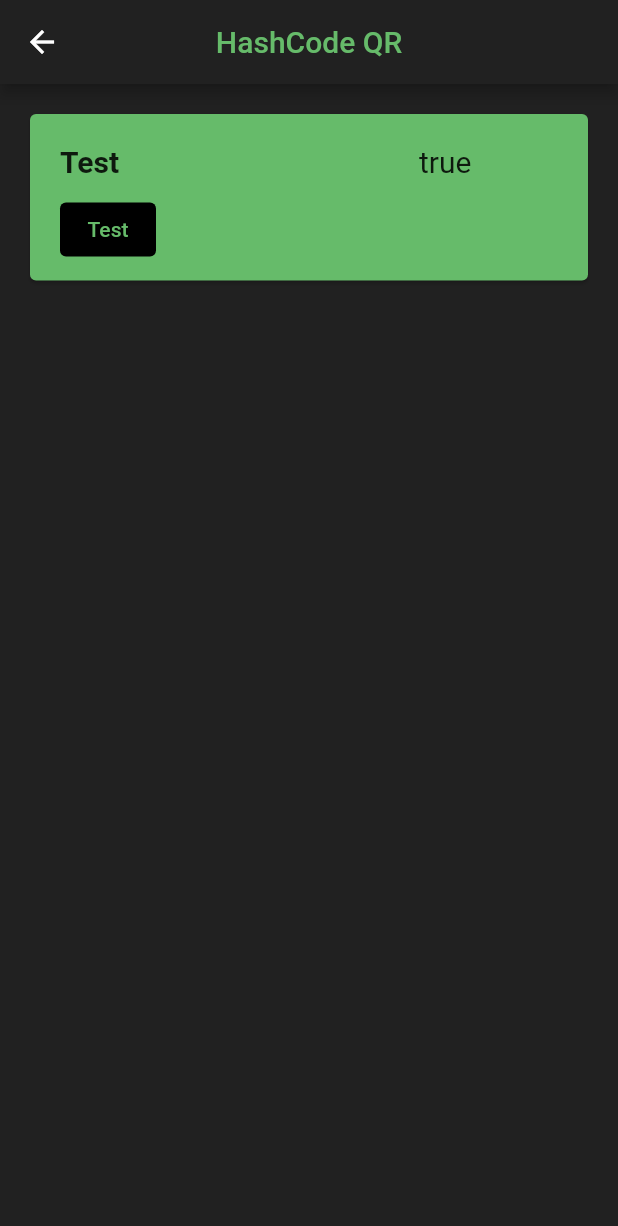
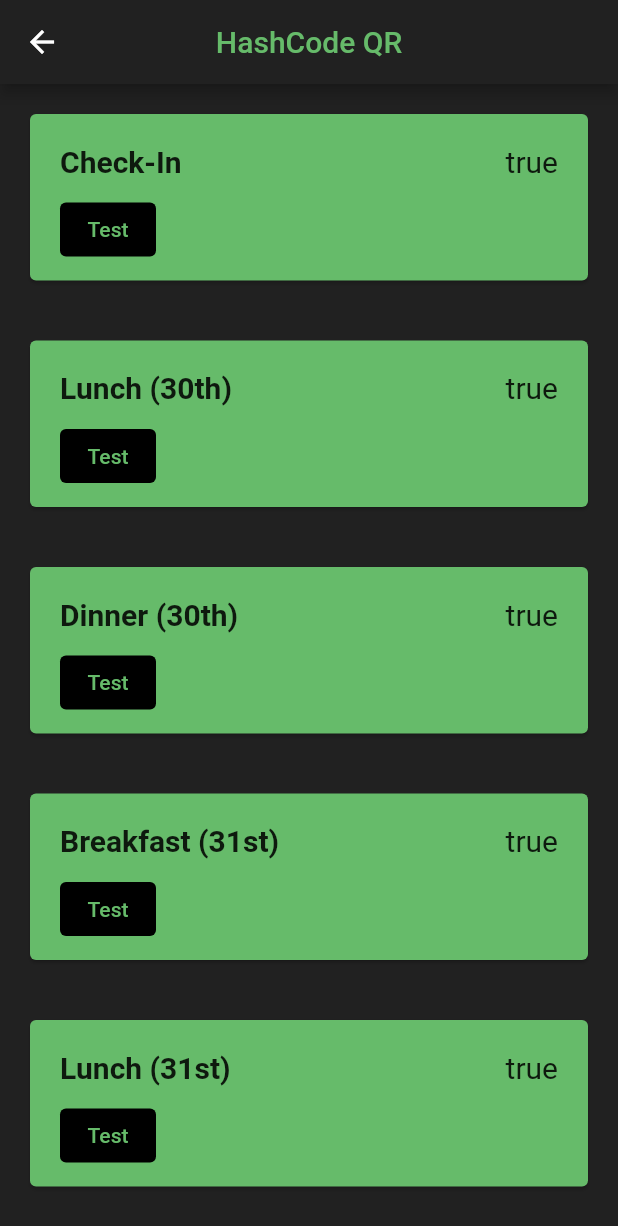
Before and after one commit to PES-Innovation-Lab/HashCode-QR, a Flutter app: the Status screen opened by its route, on a phone screen of 412 x 824 dp. Shown: the top 1226 px of the screen. Run offline on Flutter 3.47's test engine with Material 2 defaults, Android fonts, the phone set to English and light mode, and no system bars.

Commit message:
fixed spacing issue

```diff
--- a/lib/pages/status.dart
+++ b/lib/pages/status.dart
@@ -23,7 +23,11 @@ class Status extends StatelessWidget {
         alignment: Alignment.center,
         child: ListView(
           children: <Widget>[
-            StatusCard(name: 'Test', status: true)
+            StatusCard(name: 'Check-In', status: true),
+            StatusCard(name: 'Lunch (30th)', status: true),
+            StatusCard(name: 'Dinner (30th)', status: true),
+            StatusCard(name: 'Breakfast (31st)', status: true),
+            StatusCard(name: 'Lunch (31st)', status: true),
           ],
         ),
       ),
--- a/lib/widgets/status_card.dart
+++ b/lib/widgets/status_card.dart
@@ -18,8 +18,6 @@ class StatusCard extends StatefulWidget {
 class _StatusCardState extends State<StatusCard> {
 
 
-
-
   @override
   Widget build(BuildContext context) {
     return Card(
@@ -32,6 +30,7 @@ class _StatusCardState extends State<StatusCard> {
           crossAxisAlignment: CrossAxisAlignment.start,
           children: <Widget>[
             Row(
+              mainAxisAlignment: MainAxisAlignment.spaceBetween,
               children: <Widget>[
                 Text(
                   '${widget.name}',
@@ -40,7 +39,6 @@ class _StatusCardState extends State<StatusCard> {
                     fontWeight: FontWeight.bold,
                   ),
                 ),
-                SizedBox(width: 200,),
                 Text(
                   '${widget.status}',
                   style: TextStyle(
```
